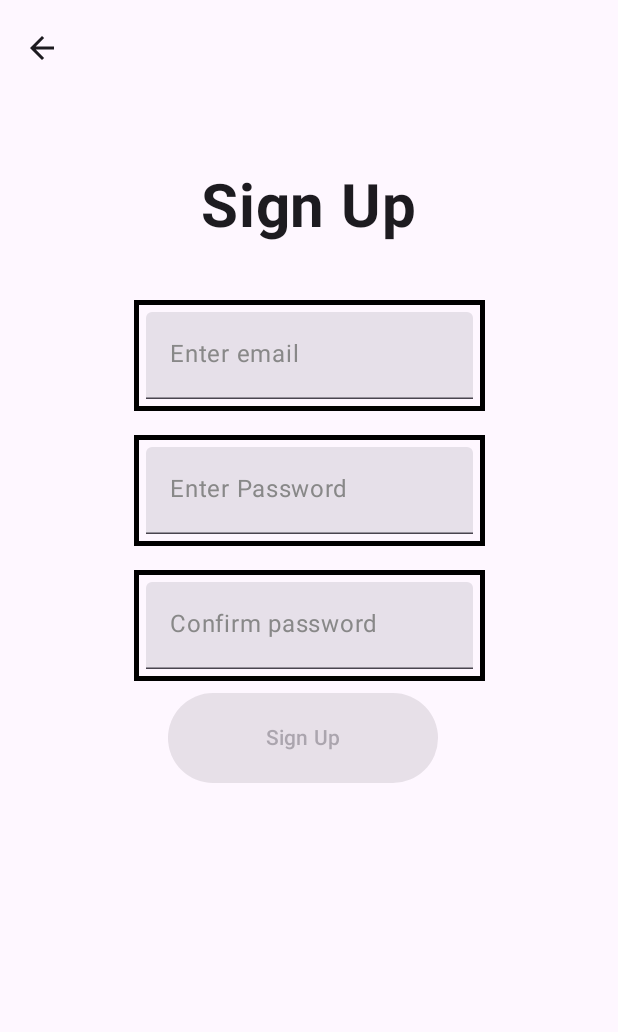
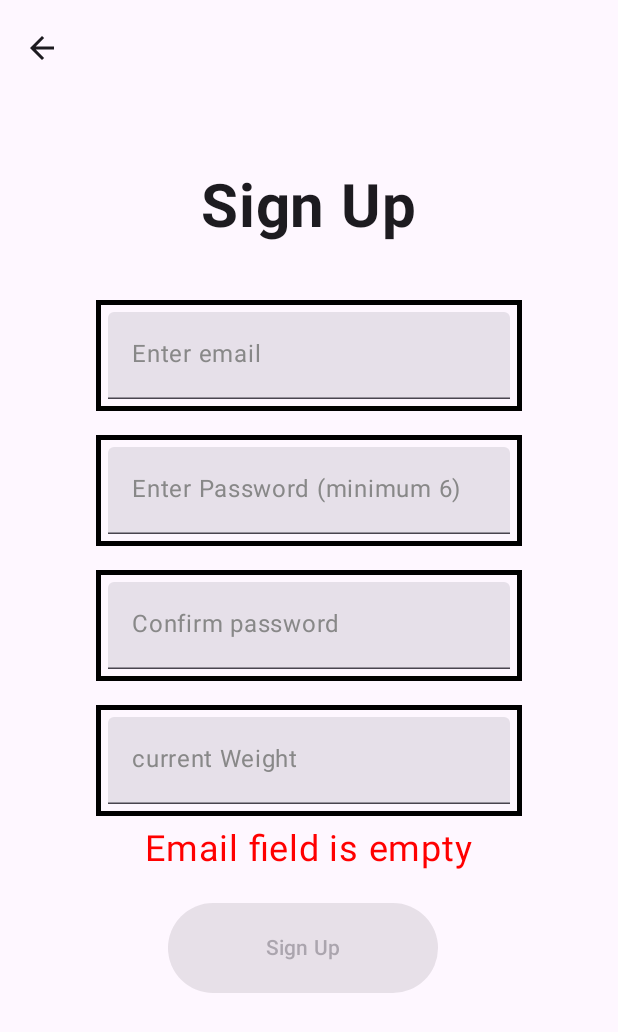
Before and after one commit to ZakariGaudreault/5A6-group-project, an Android app built with Jetpack Compose: the SignUpScreen screen opened through its navigation route, on a phone screen of 412 x 824 dp. Shown: the top 1032 px of the screen. Run offline under Robolectric (Android 15) with nearby library versions, the light colour scheme and no system bars; our stand-ins replace Firebase (no records; nobody signed in at launch, a user with empty details on screens opened directly).

Commit message:
Added signup Validation

```diff
--- a/app/src/main/java/com/example/SnapFit/views/Authentication/SignUp/SignUpScreen.kt
+++ b/app/src/main/java/com/example/SnapFit/views/Authentication/SignUp/SignUpScreen.kt
@@ -21,10 +21,13 @@
 import androidx.compose.ui.Alignment
 import androidx.compose.ui.Modifier
 import androidx.compose.ui.graphics.Color
+import androidx.compose.ui.text.SpanStyle
 import androidx.compose.ui.text.TextStyle
+import androidx.compose.ui.text.buildAnnotatedString
 import androidx.compose.ui.text.font.FontWeight
 import androidx.compose.ui.text.input.KeyboardType
 import androidx.compose.ui.text.input.PasswordVisualTransformation
+import androidx.compose.ui.text.withStyle
 import androidx.compose.ui.unit.dp
 import androidx.compose.ui.unit.sp
 import androidx.lifecycle.viewmodel.compose.viewModel
@@ -35,6 +38,9 @@
 import com.example.snapfit.views.authentication.home.AuthViewModelFactory
 import com.example.snapfit.views.profile.ProfileViewModel
 import com.example.snapfit.views.profile.ProfileViewModelFactory
+import kotlin.math.absoluteValue
+import com.google.firebase.auth.FirebaseAuth
+import kotlinx.coroutines.tasks.await
 
 /**
  * The about screen of the app, to display the use of the app.
@@ -67,6 +73,7 @@
         var email by remember { mutableStateOf("") }
         var password by remember { mutableStateOf("") }
         var confirmPassword by remember { mutableStateOf("") }
+        var orignalWeight by remember { mutableStateOf("") }
 
         Text(
             text = "Sign Up",
@@ -81,11 +88,11 @@
             onValueChange = { email = it },
             modifier =
                 Modifier
-                    .size(250.dp, 90.dp)
+                    .size(300.dp, 90.dp)
                     .padding(8.dp)
                     .border(3.dp, Color.Black)
                     .padding(8.dp),
-            textStyle = TextStyle(fontSize = 16.sp),
+            textStyle = TextStyle(fontSize = 14.sp),
             keyboardOptions =
                 KeyboardOptions.Default.copy(
                     keyboardType = KeyboardType.Text,
@@ -98,11 +105,11 @@
             onValueChange = { password = it },
             modifier =
                 Modifier
-                    .size(250.dp, 90.dp)
+                    .size(300.dp, 90.dp)
                     .padding(8.dp)
                     .border(3.dp, Color.Black)
                     .padding(8.dp),
-            textStyle = TextStyle(fontSize = 16.sp),
+            textStyle = TextStyle(fontSize = 14.sp),
             keyboardOptions =
                 KeyboardOptions.Default.copy(
                     keyboardType = KeyboardType.Password,
@@ -116,11 +123,11 @@
             onValueChange = { confirmPassword = it },
             modifier =
                 Modifier
-                    .size(250.dp, 90.dp)
+                    .size(300.dp, 90.dp)
                     .padding(8.dp)
                     .border(3.dp, Color.Black)
                     .padding(8.dp),
-            textStyle = TextStyle(fontSize = 16.sp),
+            textStyle = TextStyle(fontSize = 14.sp),
             keyboardOptions =
                 KeyboardOptions.Default.copy(
                     keyboardType = KeyboardType.Password,
@@ -129,18 +136,83 @@
             placeholder = { Text("Confirm password", color = Color.Gray) },
         )
 
+        TextField(
+            value = orignalWeight,
+            onValueChange = { orignalWeight = it },
+            modifier =
+            Modifier
+                .size(300.dp, 90.dp)
+                .padding(8.dp)
+                .border(3.dp, Color.Black)
+                .padding(8.dp),
+            textStyle = TextStyle(fontSize = 14.sp),
+            keyboardOptions =
+            KeyboardOptions.Default.copy(
+                keyboardType = KeyboardType.Password,
+            ),
+            placeholder = { Text("current Weight", color = Color.Gray) },
+        )
+
+        Text(
+            text = buildAnnotatedString {
+                if (email.isEmpty()) {
+                    withStyle(style = SpanStyle(color = Color.Red)) {
+                        append("Email field is empty\n")
+                    }
+
+                } else if (!android.util.Patterns.EMAIL_ADDRESS.matcher(email).matches()) {
+                    withStyle(style = SpanStyle(color = Color.Red)) {
+                        append("Email not valid\n")
+                    }
+                } else if (password.isEmpty()) {
+                    withStyle(style = SpanStyle(color = Color.Red)) {
+                        append("Password field is empty\n")
+                    }
+                } else if (password.length < 6) {
+                    withStyle(style = SpanStyle(color = Color.Red)) {
+                        append("Password too short\n")
+                    }
+                } else if (confirmPassword.isEmpty()) {
+                    withStyle(style = SpanStyle(color = Color.Red)) {
+                        append("Confirm password field is empty\n")
+                    }
+                } else if (confirmPassword != password) {
+                    withStyle(style = SpanStyle(color = Color.Red)) {
+                        append("Passwords not matching\n")
+                    }
+                } else if (orignalWeight.isEmpty()) {
+                    withStyle(style = SpanStyle(color = Color.Red)) {
+                        append("Current weight field is empty\n")
+                    }
+                } else if (orignalWeight.toDoubleOrNull() == null) {
+                    withStyle(style = SpanStyle(color = Color.Red)) {
+                        append("Your weight has to be a number\n")
+                    }
+                } else {
+                    withStyle(style = SpanStyle(color = Color.Green)) {
+                        append("It's good\n")
+                    }
+                }
+            },
+            modifier = Modifier,
+            fontSize = 24.sp,
+        )
+
         Button(
             onClick = {
                 authViewModel.signUp(email, password)
-                profileViewModel.setProfile(Profile(email = email, name = "email"))
+                profileViewModel.setProfile(Profile(email = email, name = "email", currentWeight = orignalWeight.toDouble()))
             },
             modifier =
                 Modifier
                     .padding(end = 8.dp)
                     .size(180.dp, 60.dp),
-            enabled = email.isNotEmpty() && password.length >= 6 && password == confirmPassword,
+            enabled = email.isNotEmpty() && password.length >= 6 && password == confirmPassword && orignalWeight.length > 0 && orignalWeight.toDoubleOrNull() != null,
         ) {
+
             Text("Sign Up")
+
+
         }
     }
 }
```
